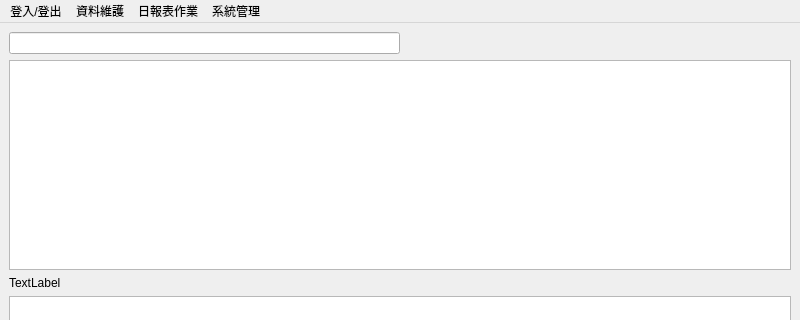
The window that Python/QtDailyReportMainWindow.ui (foxking0416/HuachunDailyReport2024) describes before a commit, drawn with Qt 5; both pictures show x 0 to 800 and y 0 to 320 of the 800 by 600 pixel window.
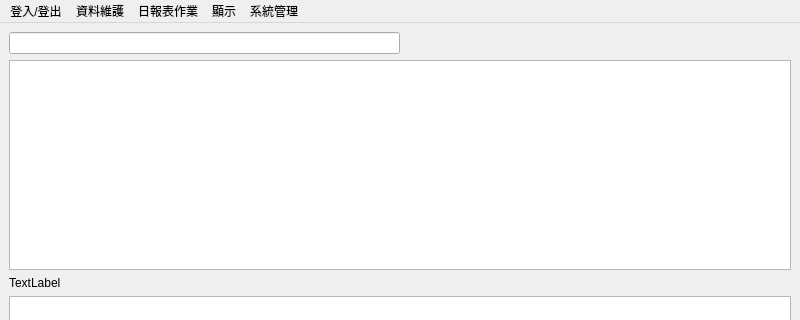
The same window after the commit.

```diff
--- a/Python/QtDailyReportMainWindow.ui
+++ b/Python/QtDailyReportMainWindow.ui
@@ -124,9 +124,20 @@
      <string>系統管理</string>
     </property>
    </widget>
+   <widget class="QMenu" name="menu_3">
+    <property name="title">
+     <string>顯示</string>
+    </property>
+    <addaction name="qtFromNewToOldAction"/>
+    <addaction name="qtFromOldToNewAction"/>
+    <addaction name="separator"/>
+    <addaction name="qtADYearAction"/>
+    <addaction name="qtROCYearAction"/>
+   </widget>
    <addaction name="menu"/>
    <addaction name="menu_2"/>
    <addaction name="menu_4"/>
+   <addaction name="menu_3"/>
    <addaction name="menu_5"/>
   </widget>
   <widget class="QStatusBar" name="statusbar"/>
```
Left out of the diff: 20 changed lines with no effect on the pictures.
